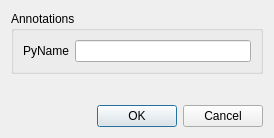
Old version of the form metasip/api_editor/Designer/EnumValuePropertiesBase.ui in the repository Python-SIP/metasip.
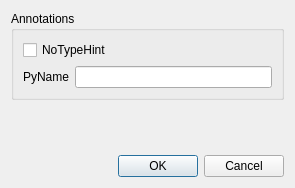
New version of the form.

Commit message: Added support for the /NoTypeHint/ annotations. Renamed %ModuleTypeHintCode to %TypeHintCode. Released as v1.16.

The edit to the form file:
```diff
--- a/metasip/api_editor/Designer/EnumValuePropertiesBase.ui
+++ b/metasip/api_editor/Designer/EnumValuePropertiesBase.ui
@@ -6,19 +6,28 @@
    <rect>
     <x>0</x>
     <y>0</y>
-    <width>274</width>
-    <height>138</height>
+    <width>295</width>
+    <height>188</height>
    </rect>
   </property>
   <property name="windowTitle">
    <string>Enum Member Properties</string>
   </property>
-  <layout class="QVBoxLayout" name="verticalLayout">
+  <layout class="QVBoxLayout" name="verticalLayout_2">
    <item>
     <widget class="QGroupBox" name="groupBox">
      <property name="title">
       <string>Annotations</string>
      </property>
+     <layout class="QVBoxLayout" name="verticalLayout">
+      <item>
+       <widget class="QCheckBox" name="noTypeHintCb">
+        <property name="text">
+         <string>NoTypeHint</string>
+        </property>
+       </widget>
+      </item>
+      <item>
      <layout class="QFormLayout" name="formLayout">
       <item row="0" column="0">
        <widget class="QLabel" name="label">
@@ -31,6 +40,8 @@
        <widget class="QLineEdit" name="pyName"/>
       </item>
      </layout>
+      </item>
+     </layout>
     </widget>
    </item>
    <item>
```
Left out of the diff: 1 changed line with no effect on the pictures. Lines whose indentation alone changed are shown as unchanged. The commit also changes 16 other files.
